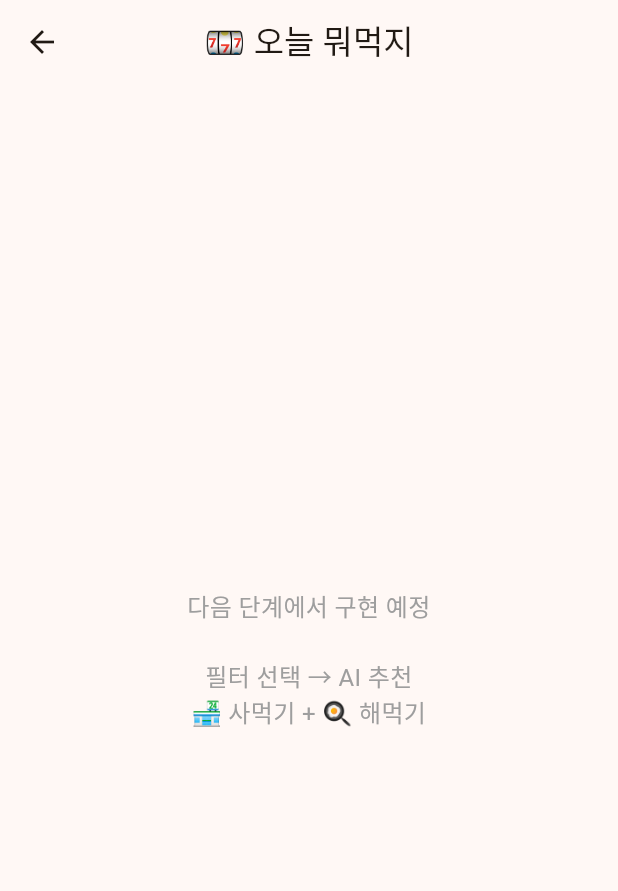
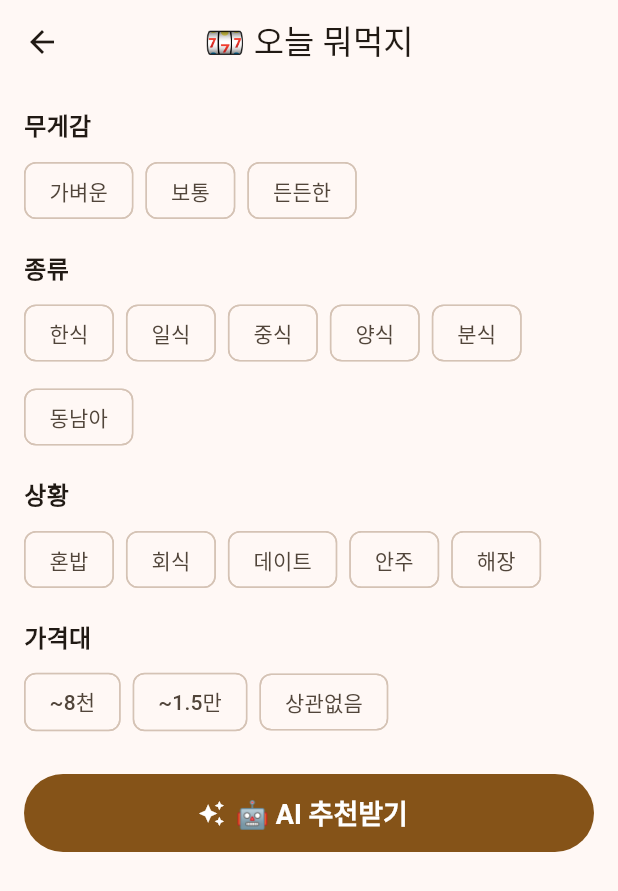
Before and after one commit to chaehyeon7/whattoeat-app, a Flutter app: the RecommendScreen screen opened directly, on a phone screen of 412 x 824 dp. Shown: the top 891 px of the screen. Run offline on Flutter 3.47's test engine with Material 3 defaults, Android fonts, the phone set to English and light mode, and no system bars; our stand-ins replace flutter_dotenv, shared_preferences; accounts and stored records are empty.

Commit message:
탭2화면구조 구현: 필터 선택 UI (무게감/종류/상황/가격대)

```diff
--- a/lib/screens/recommend_screen.dart
+++ b/lib/screens/recommend_screen.dart
@@ -1,7 +1,39 @@
 import 'package:flutter/material.dart';
 
-class RecommendScreen extends StatelessWidget {
+class RecommendScreen extends StatefulWidget {
   const RecommendScreen({super.key});
+
+  @override
+  State<RecommendScreen> createState() => _RecommendScreenState();
+}
+
+class _RecommendScreenState extends State<RecommendScreen> {
+  String? _weight;
+  String? _cuisine;
+  String? _situation;
+  String? _price;
+  bool _isLoading = false;
+
+  static const _weights = ['가벼운', '보통', '든든한'];
+  static const _cuisines = ['한식', '일식', '중식', '양식', '분식', '동남아'];
+  static const _situations = ['혼밥', '회식', '데이트', '안주', '해장'];
+  static const _prices = ['~8천', '~1.5만', '상관없음'];
+
+  void _recommend() {
+    if (_weight == null || _cuisine == null || _situation == null) {
+      ScaffoldMessenger.of(context).showSnackBar(
+        const SnackBar(content: Text('무게감, 종류, 상황을 선택해주세요')),
+      );
+      return;
+    }
+
+    setState(() => _isLoading = true);
+
+    // TODO: 다음 단계에서 Gemini + 카카오 API 연동
+    Future.delayed(const Duration(seconds: 1), () {
+      setState(() => _isLoading = false);
+    });
+  }
 
   @override
   Widget build(BuildContext context) {
@@ -10,13 +42,81 @@ class RecommendScreen extends StatelessWidget {
         title: const Text('🎰 오늘 뭐먹지'),
         centerTitle: true,
       ),
-      body: const Center(
-        child: Text(
-          '다음 단계에서 구현 예정\n\n필터 선택 → AI 추천\n🏪 사먹기 + 🍳 해먹기',
-          textAlign: TextAlign.center,
-          style: TextStyle(fontSize: 16, color: Colors.grey),
+      body: SingleChildScrollView(
+        padding: const EdgeInsets.all(16),
+        child: Column(
+          crossAxisAlignment: CrossAxisAlignment.start,
+          children: [
+            _buildFilterSection('무게감', _weights, _weight, (v) => setState(() => _weight = v)),
+            const SizedBox(height: 16),
+            _buildFilterSection('종류', _cuisines, _cuisine, (v) => setState(() => _cuisine = v)),
+            const SizedBox(height: 16),
+            _buildFilterSection('상황', _situations, _situation, (v) => setState(() => _situation = v)),
+            const SizedBox(height: 16),
+            _buildFilterSection('가격대', _prices, _price, (v) => setState(() => _price = v)),
+            const SizedBox(height: 24),
+
+            // 추천받기 버튼
+            SizedBox(
+              width: double.infinity,
+              height: 52,
+              child: FilledButton.icon(
+                onPressed: _isLoading ? null : _recommend,
+                icon: _isLoading
+                    ? const SizedBox(
+                        width: 20,
+                        height: 20,
+                        child: CircularProgressIndicator(strokeWidth: 2, color: Colors.white),
+                      )
+                    : const Icon(Icons.auto_awesome),
+                label: Text(_isLoading ? 'AI가 고르는 중...' : '🤖 AI 추천받기'),
+                style: FilledButton.styleFrom(
+                  textStyle: const TextStyle(fontSize: 18, fontWeight: FontWeight.bold),
+                ),
+              ),
+            ),
+            const SizedBox(height: 24),
+
+            // 결과 영역 (다음 단계에서 채움)
+            if (!_isLoading && _weight != null)
+              Center(
+                child: Text(
+                  '다음 단계에서 여기에\n🏪 사먹기 + 🍳 해먹기\n추천 결과가 표시됩니다',
+                  textAlign: TextAlign.center,
+                  style: TextStyle(fontSize: 14, color: Colors.grey.shade500),
+                ),
+              ),
+          ],
         ),
       ),
     );
   }
+
+  Widget _buildFilterSection(
+    String title,
+    List<String> options,
+    String? selected,
+    ValueChanged<String> onSelected,
+  ) {
+    return Column(
+      crossAxisAlignment: CrossAxisAlignment.start,
+      children: [
+        Text(title, style: const TextStyle(fontSize: 16, fontWeight: FontWeight.bold)),
+        const SizedBox(height: 8),
+        Wrap(
+          spacing: 8,
+          runSpacing: 8,
+          children: options.map((option) {
+            final isSelected = selected == option;
+            return ChoiceChip(
+              label: Text(option),
+              selected: isSelected,
+              onSelected: (_) => onSelected(option),
+              selectedColor: Theme.of(context).colorScheme.primaryContainer,
+            );
+          }).toList(),
+        ),
+      ],
+    );
+  }
 }
```
